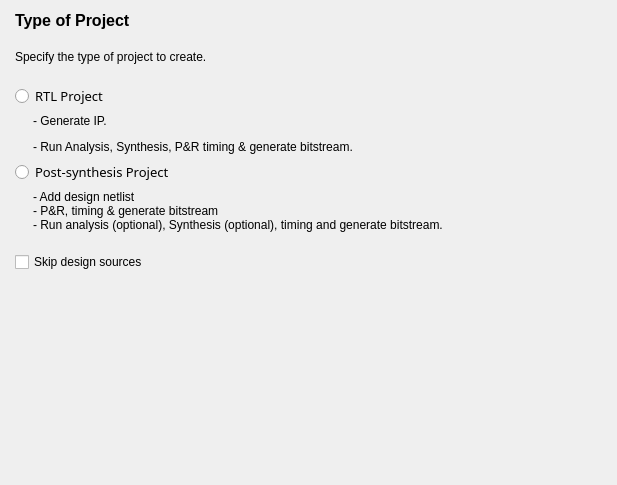
First picture: the form in src/NewProject/project_type_form.ui, repository os-fpga/FOEDAG, before the edit.
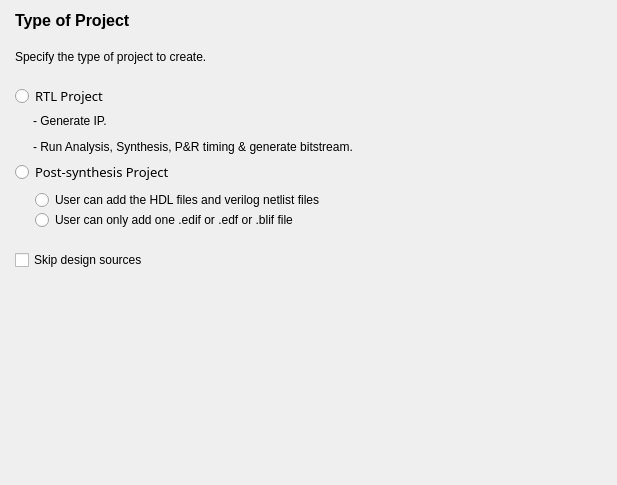
Second picture: the form after the edit.

Commit message: Add support for post synthesis project

What changed in the file:
```diff
--- a/src/NewProject/project_type_form.ui
+++ b/src/NewProject/project_type_form.ui
@@ -119,7 +119,7 @@
       </widget>
      </item>
      <item>
-      <layout class="QHBoxLayout" name="horizontalLayout_2" stretch="3,97">
+      <layout class="QHBoxLayout" name="horizontalLayout_2" stretch="3,0">
        <property name="spacing">
         <number>0</number>
        </property>
@@ -128,29 +128,55 @@
          <property name="orientation">
           <enum>Qt::Horizontal</enum>
          </property>
+         <property name="sizeType">
+          <enum>QSizePolicy::Maximum</enum>
+         </property>
          <property name="sizeHint" stdset="0">
           <size>
-           <width>40</width>
+           <width>20</width>
            <height>20</height>
           </size>
          </property>
         </spacer>
        </item>
        <item>
-        <layout class="QVBoxLayout" name="verticalLayout_2">
-         <property name="spacing">
-          <number>6</number>
+        <layout class="QVBoxLayout" name="verticalLayout_5">
+         <property name="sizeConstraint">
+          <enum>QLayout::SetDefaultConstraint</enum>
          </property>
+         <property name="leftMargin">
+          <number>0</number>
+         </property>
          <item>
-          <widget class="QLabel" name="m_labelPost">
+          <widget class="QRadioButton" name="radioBtnPOSMixed">
+           <property name="sizePolicy">
+            <sizepolicy hsizetype="Expanding" vsizetype="Fixed">
+             <horstretch>0</horstretch>
+             <verstretch>0</verstretch>
+            </sizepolicy>
+           </property>
            <property name="text">
-            <string>- Add design netlist
-- P&amp;R, timing &amp; generate bitstream
-- Run analysis (optional), Synthesis (optional), timing and generate bitstream.</string>
+            <string>User can add the HDL files and verilog netlist files</string>
            </property>
-           <property name="wordWrap">
-            <bool>true</bool>
+           <attribute name="buttonGroup">
+            <string notr="true">buttonGroup</string>
+           </attribute>
+          </widget>
+         </item>
+         <item>
+          <widget class="QRadioButton" name="radioBtnPOSPure">
+           <property name="sizePolicy">
+            <sizepolicy hsizetype="Expanding" vsizetype="Fixed">
+             <horstretch>0</horstretch>
+             <verstretch>0</verstretch>
+            </sizepolicy>
            </property>
+           <property name="text">
+            <string>User can only add one .edif or .edf or .blif file</string>
+           </property>
+           <attribute name="buttonGroup">
+            <string notr="true">buttonGroup</string>
+           </attribute>
           </widget>
          </item>
         </layout>
```
Left out of the diff: 3 changed lines with no effect on the pictures. The commit also changes 21 other files.
